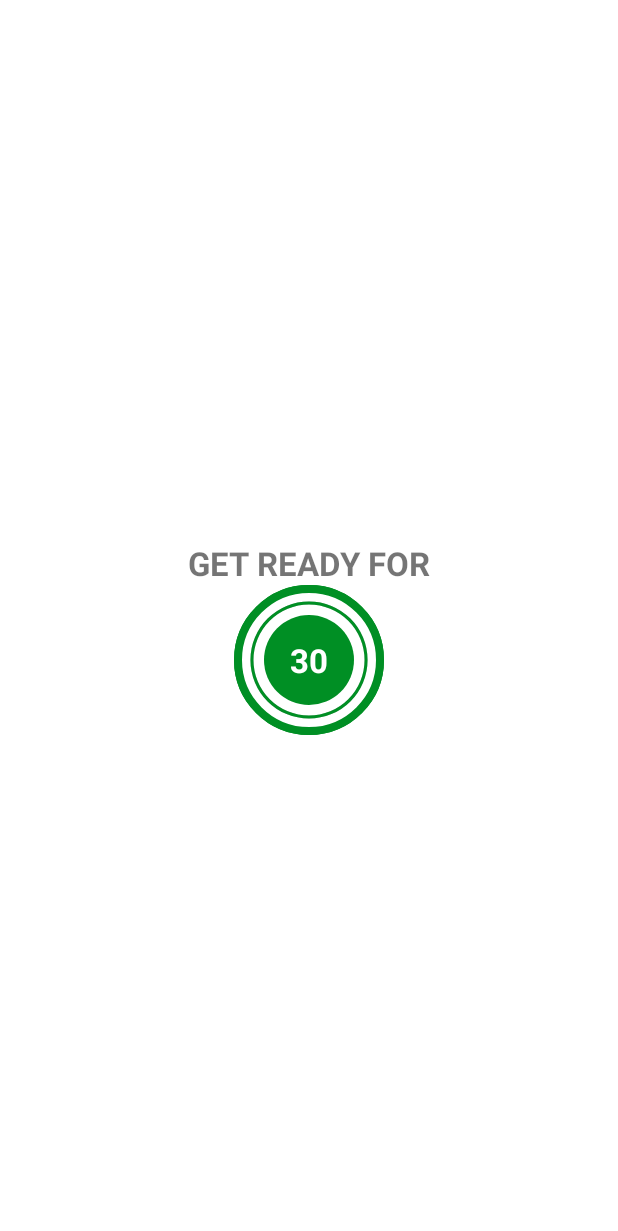
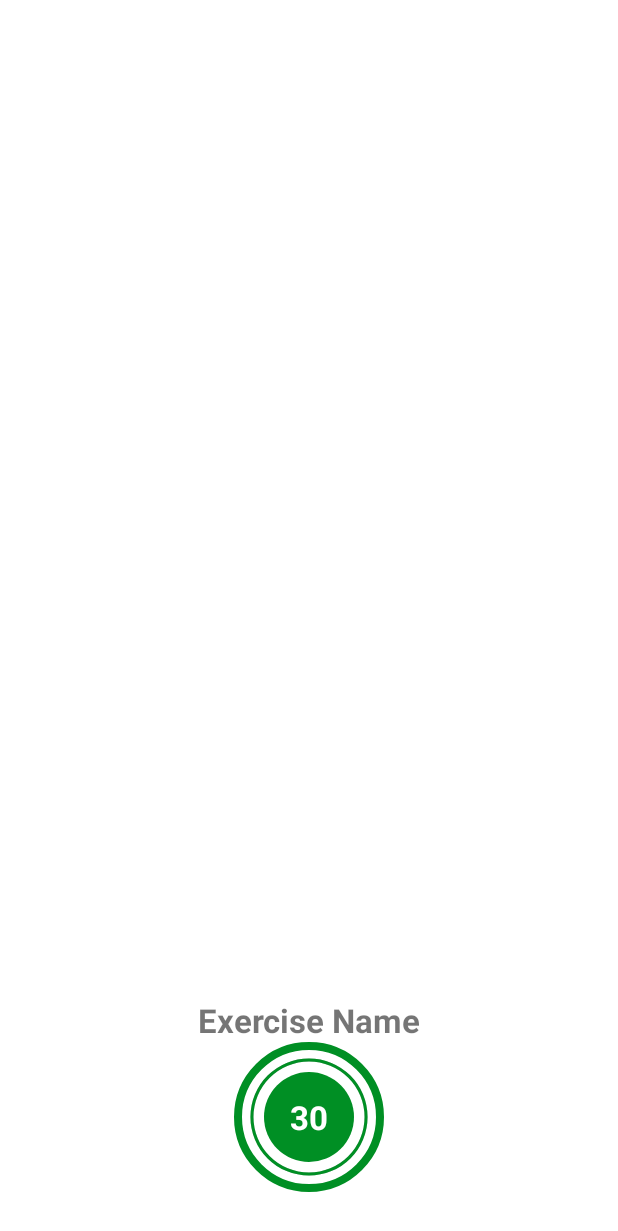
Before and after one commit to malicankaya/7MinutesWorkout, an Android app: the layout activity_exercise.xml on its own in the app's theme, with its tools: preview values and no code run, on a phone screen of 412 x 824 dp. Shown: the top 1231 px of the screen. Run offline under Robolectric (Android 15) with nearby library versions, the phone set to English and light mode, and no system bars.

Commit message:
adding exercises to screen

```diff
--- a/app/src/main/res/layout/activity_exercise.xml
+++ b/app/src/main/res/layout/activity_exercise.xml
@@ -15,12 +15,25 @@
         app:titleTextColor="@color/colorPrimary"
         />
 
+    <ImageView
+        android:id="@+id/ivExerciseImage"
+        android:layout_width="wrap_content"
+        android:layout_height="0dp"
+        android:scaleType="fitXY"
+        android:visibility="invisible"
+        android:src="@drawable/ic_abdominal_crunch"
+        app:layout_constraintTop_toBottomOf="@id/toolbarExercise"
+        app:layout_constraintEnd_toEndOf="parent"
+        app:layout_constraintStart_toStartOf="parent"
+        app:layout_constraintBottom_toTopOf="@id/tvExerciseName"/>
+
     <TextView
-        android:id="@+id/tvExercise"
+        android:id="@+id/tvGetReady"
         android:layout_width="wrap_content"
         android:layout_height="wrap_content"
         android:textStyle="bold"
         android:textSize="22sp"
+        tools:visibility="invisible"
         android:text="GET READY FOR"
         app:layout_constraintEnd_toEndOf="parent"
         app:layout_constraintStart_toStartOf="parent"
@@ -28,6 +41,7 @@
         />
 
     <FrameLayout
+        tools:visibility="invisible"
         android:id="@+id/flReady"
         android:layout_width="100dp"
         android:layout_height="100dp"
@@ -72,6 +86,21 @@
 
     </FrameLayout>
 
+    <TextView
+        android:visibility="invisible"
+        tools:visibility="visible"
+        android:id="@+id/tvExerciseName"
+        android:layout_width="wrap_content"
+        android:layout_height="wrap_content"
+        android:textStyle="bold"
+        android:textSize="22sp"
+        android:layout_marginTop="10dp"
+        android:text="Exercise Name"
+        app:layout_constraintEnd_toEndOf="parent"
+        app:layout_constraintStart_toStartOf="parent"
+        app:layout_constraintBottom_toTopOf="@id/flExercise"
+        />
+
     <FrameLayout
         android:id="@+id/flExercise"
         android:layout_width="100dp"
@@ -82,7 +111,7 @@
         app:layout_constraintBottom_toBottomOf="parent"
         app:layout_constraintStart_toStartOf="parent"
         app:layout_constraintEnd_toEndOf="parent"
-        app:layout_constraintTop_toBottomOf="@id/toolbarExercise"
+        app:layout_constraintTop_toBottomOf="@id/ivExerciseImage"
         >
 
         <ProgressBar
```
Also changed, not shown: app/src/main/java/com/malicankaya/a7minutesworkout/ExerciseActivity.kt (+37 -19 lines).
